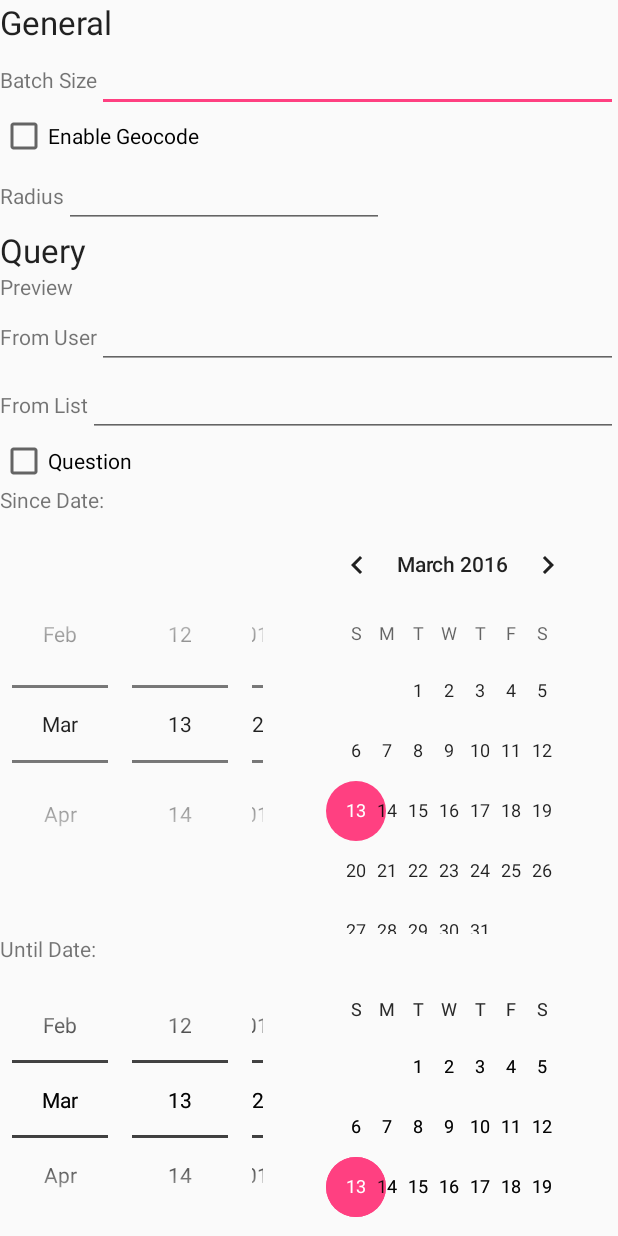
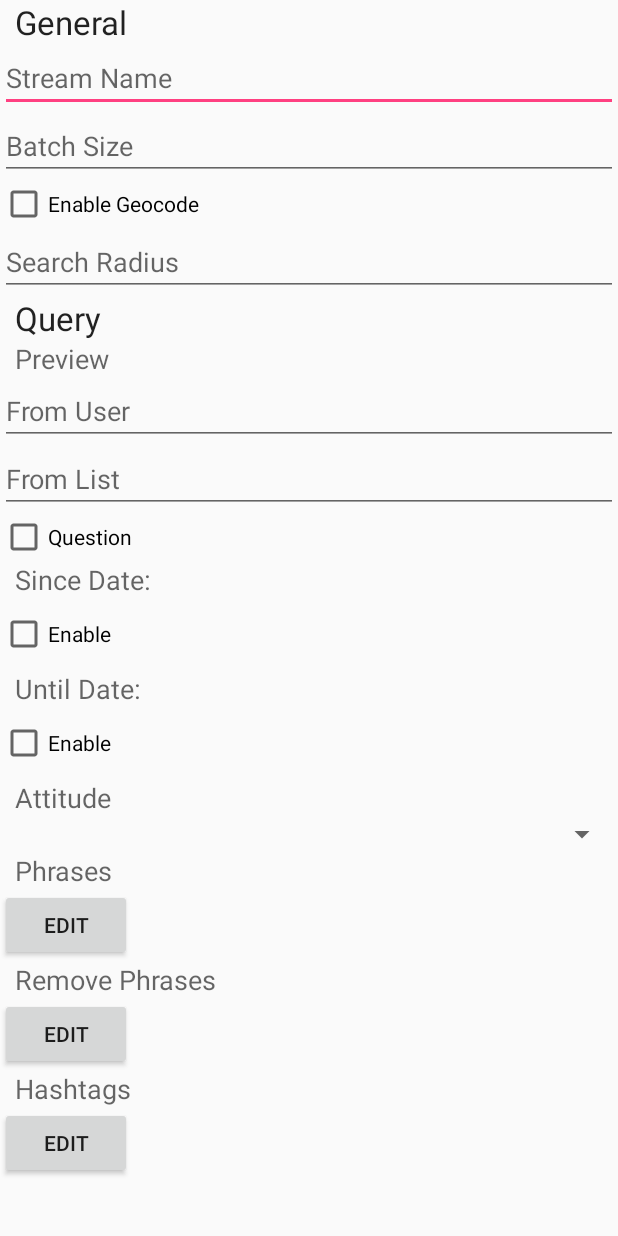
Before and after one commit to Team-Sigma/PhotoStream, an Android app: the layout edit_twitter.xml on its own in the app's theme, with its tools: preview values and no code run, on a phone screen of 412 x 824 dp. Run offline under Robolectric (Android 15) with nearby library versions, the phone set to English and light mode, and no system bars.

Commit message:
Finished up the twitter streameditor, but it won't open!!

```diff
--- a/app/src/main/java/org/sigma/photostream/EditStreamActivity.java
+++ b/app/src/main/java/org/sigma/photostream/EditStreamActivity.java
@@ -39,6 +39,9 @@ public class EditStreamActivity extends AppCompatActivity {
         if(stream != null){
             ScrollView root = (ScrollView) findViewById(R.id.EditStreamRoot);
             content = stream.getEditView(getApplicationContext(), root);
+            root.removeView(content);
+            root.removeAllViews();
+            root.addView(content);
         }
     }
 }
--- a/app/src/main/java/org/sigma/photostream/stream/Stream.java
+++ b/app/src/main/java/org/sigma/photostream/stream/Stream.java
@@ -6,6 +6,7 @@ import android.view.ViewGroup;
 
 import org.sigma.photostream.MainActivity;
 import org.sigma.photostream.R;
+import org.sigma.photostream.data.DatabaseManager;
 import org.sigma.photostream.data.Savable;
 import org.sigma.photostream.util.Receiver;
 
@@ -95,6 +96,11 @@ public abstract class Stream implements Savable {
         onReceiveFlotsam(img);
     }
 
+    public void saveSelf(){
+        DatabaseManager dbm = DatabaseManager.getInstance();
+        dbm.save(this);
+    }
+
     public List<Flotsam> getMany(int count){
         List<Flotsam> res = new ArrayList<>(count);
         for(int i=0; i<count && this.hasMoreImages(); i++){
--- a/app/src/main/java/org/sigma/photostream/util/Util.java
+++ b/app/src/main/java/org/sigma/photostream/util/Util.java
@@ -32,4 +32,8 @@ public class Util {
         }
         return dest.toString();
     }
+
+    public static <E> E[] array(E... objects){
+        return objects;
+    }
 }
--- a/app/src/main/res/layout/edit_twitter.xml
+++ b/app/src/main/res/layout/edit_twitter.xml
@@ -10,19 +10,15 @@
         android:layout_width="wrap_content"
         android:layout_height="wrap_content"
         android:textAppearance="?android:attr/textAppearanceLarge"
-        android:text="General"
-        android:id="@+id/lblGeneral"/>
+        android:text="@string/cat_general"
+        android:id="@+id/lblGeneral"
+        android:layout_marginLeft="10dp"/>
 
-    <LinearLayout
-        android:orientation="horizontal"
+    <EditText
         android:layout_width="match_parent"
-        android:layout_height="wrap_content">
-
-        <TextView
-            android:layout_width="wrap_content"
         android:layout_height="wrap_content"
-            android:text="Batch Size"
-            android:id="@+id/lblBatchSize"/>
+        android:id="@+id/txtStreamName"
+        android:hint="@string/stream_name"/>
 
     <EditText
         android:layout_width="match_parent"
@@ -32,126 +28,190 @@
         android:id="@+id/numTweetBatchSize"
         android:editable="true"
         android:enabled="true"
-            android:numeric="integer"/>
-    </LinearLayout>
+        android:numeric="integer"
+        android:hint="@string/set_batch_size"
+        android:elegantTextHeight="true"/>
 
     <CheckBox
         android:layout_width="wrap_content"
         android:layout_height="wrap_content"
-        android:text="Enable Geocode"
+        android:text="@string/set_do_geocode"
         android:id="@+id/chkDoGeocode"
-        android:enabled="true"/>
+        android:enabled="true"
+        android:elegantTextHeight="true"/>
+
+    <EditText
+        android:layout_width="match_parent"
+        android:layout_height="wrap_content"
+        android:inputType="number"
+        android:ems="10"
+        android:id="@+id/numRadius"
+        android:numeric="integer"
+        android:hint="@string/set_search_radius"
+        android:editable="true"
+        android:elegantTextHeight="true"/>
+
+    <TextView
+        android:layout_width="wrap_content"
+        android:layout_height="wrap_content"
+        android:textAppearance="?android:attr/textAppearanceLarge"
+        android:text="@string/cat_query"
+        android:id="@+id/lblQuery"
+        android:layout_marginLeft="10dp"/>
+
+    <TextView
+        android:layout_width="wrap_content"
+        android:layout_height="wrap_content"
+        android:text="@string/lbl_preview"
+        android:id="@+id/lblPreview"
+        android:textAppearance="?android:attr/textAppearanceMedium"
+        android:layout_marginLeft="10dp"/>
+
+    <EditText
+        android:layout_width="fill_parent"
+        android:layout_height="wrap_content"
+        android:id="@+id/txtFromUser"
+        android:editable="true"
+        android:elegantTextHeight="true"
+        android:hint="@string/from_user"/>
+
+    <EditText
+        android:layout_width="fill_parent"
+        android:layout_height="wrap_content"
+        android:id="@+id/txtFromList"
+        android:editable="true"
+        android:elegantTextHeight="true"
+        android:hint="@string/from_list"/>
+
+    <CheckBox
+        android:layout_width="wrap_content"
+        android:layout_height="wrap_content"
+        android:text="@string/question"
+        android:id="@+id/chkQuestion"
+        android:elegantTextHeight="true"/>
+
+    <TextView
+        android:layout_width="wrap_content"
+        android:layout_height="wrap_content"
+        android:text="@string/lbl_since_date"
+        android:id="@+id/lblSinceDate"
+        android:textAppearance="?android:attr/textAppearanceMedium"
+        android:layout_marginLeft="10dp"/>
 
     <LinearLayout
         android:orientation="horizontal"
         android:layout_width="match_parent"
         android:layout_height="wrap_content">
 
+        <CheckBox
+            android:layout_width="wrap_content"
+            android:layout_height="wrap_content"
+            android:text="@string/enable"
+            android:id="@+id/chkEnableSinceDate"/>
+
         <TextView
             android:layout_width="wrap_content"
             android:layout_height="wrap_content"
-            android:text="Radius"
-            android:id="@+id/lblGeocodeRadius"/>
+            android:textAppearance="?android:attr/textAppearanceMedium"
+            android:id="@+id/lblSinceDatePre"
+            android:visibility="invisible"/>
 
-        <EditText
+        <Button
             android:layout_width="wrap_content"
             android:layout_height="wrap_content"
-            android:inputType="number"
-            android:ems="10"
-            android:id="@+id/numRadius"
-            android:numeric="integer"/>
+            android:text="@string/change"
+            android:id="@+id/btnSinceDateChange"
+            android:visibility="invisible"/>
     </LinearLayout>
 
     <TextView
         android:layout_width="wrap_content"
         android:layout_height="wrap_content"
-        android:textAppearance="?android:attr/textAppearanceLarge"
-        android:text="Query"
-        android:id="@+id/textView2"/>
+        android:text="@string/lbl_until_date"
+        android:id="@+id/lblUntilDate"
+        android:textAppearance="?android:attr/textAppearanceMedium"
+        android:layout_marginLeft="10dp"/>
 
     <LinearLayout
         android:orientation="horizontal"
         android:layout_width="match_parent"
         android:layout_height="wrap_content">
 
-        <TextView
+        <CheckBox
             android:layout_width="wrap_content"
             android:layout_height="wrap_content"
-            android:text="Preview"
-            android:id="@+id/lblPreview"/>
-
-    </LinearLayout>
-
-    <LinearLayout
-        android:orientation="horizontal"
-        android:layout_width="match_parent"
-        android:layout_height="wrap_content">
+            android:text="@string/enable"
+            android:id="@+id/chkEnableUntilDate"/>
 
         <TextView
             android:layout_width="wrap_content"
             android:layout_height="wrap_content"
-            android:text="From User"
-            android:id="@+id/lblFromUser"/>
+            android:textAppearance="?android:attr/textAppearanceMedium"
+            android:id="@+id/lblUntilDatePre"
+            android:visibility="invisible"/>
 
-        <EditText
-            android:layout_width="fill_parent"
+        <Button
+            android:layout_width="wrap_content"
             android:layout_height="wrap_content"
-            android:id="@+id/txtFromUser"/>
+            android:text="@string/change"
+            android:id="@+id/btnUntilDateChange"
+            android:visibility="invisible"/>
     </LinearLayout>
-
-    <LinearLayout
-        android:orientation="horizontal"
-        android:layout_width="match_parent"
-        android:layout_height="wrap_content">
 
     <TextView
         android:layout_width="wrap_content"
         android:layout_height="wrap_content"
-            android:text="From List"
-            android:id="@+id/lblFromList"/>
+        android:text="@string/attitude"
+        android:id="@+id/lblAttitude"
+        android:textAppearance="?android:attr/textAppearanceMedium"
+        android:layout_marginLeft="10dp"/>
 
-        <EditText
-            android:layout_width="wrap_content"
+    <Spinner
+        android:layout_width="match_parent"
         android:layout_height="wrap_content"
-            android:id="@+id/txtFromList"
-            android:layout_weight="1"/>
-    </LinearLayout>
-
-    <CheckBox
-        android:layout_width="wrap_content"
-        android:layout_height="wrap_content"
-        android:text="Question"
-        android:id="@+id/chkQuestion"/>
+        android:id="@+id/spnAttitude"
+        />
 
     <TextView
         android:layout_width="wrap_content"
         android:layout_height="wrap_content"
-        android:text="Since Date:"
-        android:id="@+id/lblSinceDate"/>
+        android:text="@string/exact_phrases"
+        android:id="@+id/lblExactPhrases"
+        android:textAppearance="?android:attr/textAppearanceMedium"
+        android:layout_marginLeft="10dp"/>
 
-    <DatePicker
+    <Button
         android:layout_width="wrap_content"
         android:layout_height="wrap_content"
-        android:id="@+id/datSinceDate"
-        android:datePickerMode="spinner"/>
+        android:id="@+id/btnEditExactPhrases"
+        android:text="@string/edit"/>
 
     <TextView
         android:layout_width="wrap_content"
         android:layout_height="wrap_content"
-        android:text="Until Date:"
-        android:id="@+id/lblUntilDate"/>
+        android:text="@string/remove"
+        android:id="@+id/lblRemove"
+        android:textAppearance="?android:attr/textAppearanceMedium"
+        android:layout_marginLeft="10dp"/>
 
-    <DatePicker
+    <Button
         android:layout_width="wrap_content"
         android:layout_height="wrap_content"
-        android:id="@+id/datUntilDate"
-        android:datePickerMode="spinner">
+        android:id="@+id/btnEditRemove"
+        android:text="@string/edit"/>
 
-        <DatePicker
+    <TextView
         android:layout_width="wrap_content"
         android:layout_height="wrap_content"
-            android:id="@+id/datePicker"
-            android:datePickerMode="spinner"/>
-    </DatePicker>
+        android:text="@string/hashtags"
+        android:id="@+id/lblHashtags"
+        android:textAppearance="?android:attr/textAppearanceMedium"
+        android:layout_marginLeft="10dp"/>
+
+    <Button
+        android:layout_width="wrap_content"
+        android:layout_height="wrap_content"
+        android:id="@+id/btnEditHashtags"
+        android:text="@string/edit"/>
 
 </LinearLayout>
--- a/app/src/main/res/values/strings.xml
+++ b/app/src/main/res/values/strings.xml
@@ -74,4 +74,28 @@
     <string name="drawer_settings_title">Settings</string>
     <string name="lblWhatKind_text">What kind of stream?</string>
     <string name="btnNewStream_text">Create Stream</string>
+    <string name="cat_general">General</string>
+    <string name="set_batch_size">Batch Size</string>
+    <string name="set_do_geocode">Enable Geocode</string>
+    <string name="set_search_radius">Search Radius</string>
+    <string name="cat_query">Query</string>
+    <string name="lbl_preview">Preview</string>
+    <string name="from_user">From User</string>
+    <string name="from_list">From List</string>
+    <string name="question">Question</string>
+    <string name="lbl_since_date">Since Date:</string>
+    <string name="lbl_until_date">Until Date:</string>
+    <string name="enable">Enable</string>
+    <string name="change">Change</string>
+    <string name="stream_name">Stream Name</string>
+    <string name="attitude">Attitude</string>
+    <string name="exact_phrases">Phrases</string>
+    <string name="edit">Edit</string>
+    <string name="remove">Remove Phrases</string>
+    <string name="hashtags">Hashtags</string>
+    <string-array name="twitter_attitude_vals">
+        <item>None</item>
+        <item>Positive</item>
+        <item>Negative</item>
+    </string-array>
 </resources>
```
Also changed, not shown: app/src/main/java/org/sigma/photostream/MainActivity.java (+9 -5 lines), app/src/main/java/org/sigma/photostream/data/DatabaseManager.java (+21 -0 lines), app/src/main/java/org/sigma/photostream/stream/TwitterQuery.java (+6 -1 lines), app/src/main/java/org/sigma/photostream/stream/TwitterStream.java (+232 -12 lines), app/src/main/java/org/sigma/photostream/ui/ListEditorDialog.java (added, +137 -0 lines), app/src/main/res/layout/list_editor_dialog.xml (added, +31 -0 lines), app/src/main/res/layout/list_item.xml (added, +20 -0 lines). Lines whose indentation alone changed are shown as unchanged.
